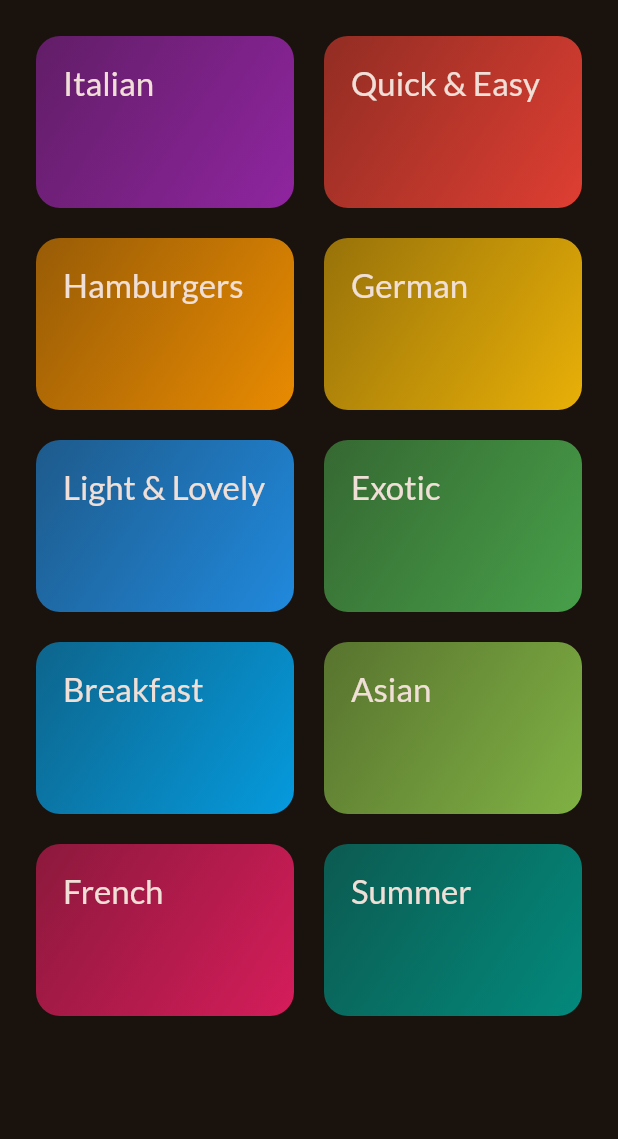
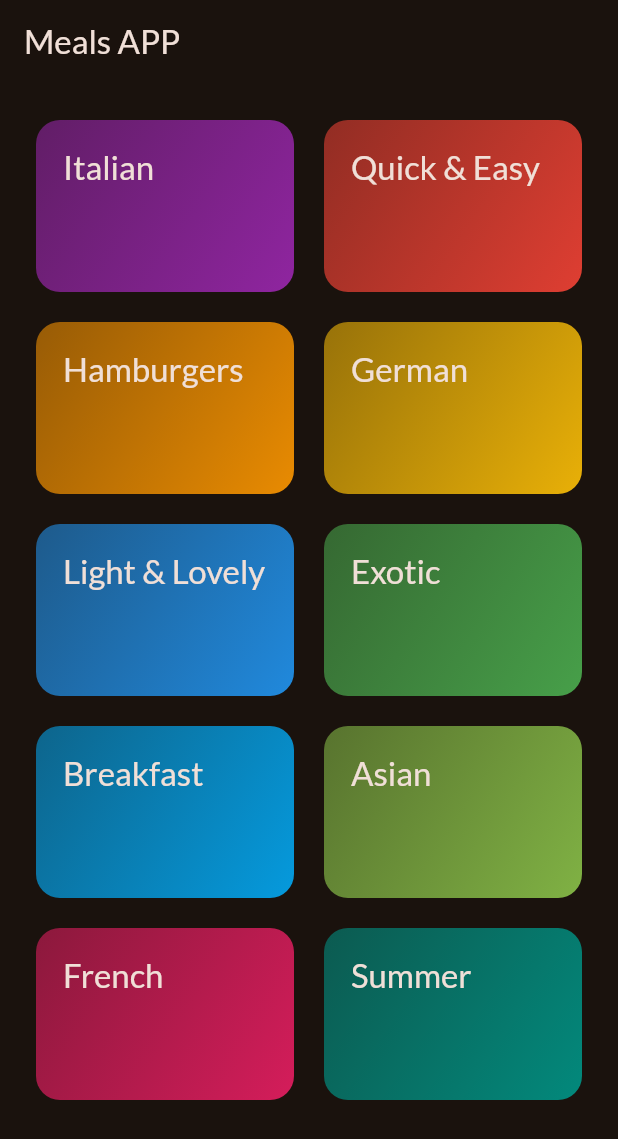
Before and after one commit to yusuffcx/mealsApp-flutter, a Flutter app: the CategoriesScreen screen opened directly, on a phone screen of 412 x 824 dp. Shown: the top 1139 px of the screen. Run offline on Flutter 3.47's test engine with Material 3 defaults, Android fonts, the phone set to English and light mode, and no system bars; our stand-ins replace google_fonts.

```diff
--- a/lib/main.dart
+++ b/lib/main.dart
@@ -1,5 +1,4 @@
 import 'package:flutter/material.dart';
-
 import 'package:google_fonts/google_fonts.dart';
 import 'package:meals/screens/categories.dart';
 
@@ -23,9 +22,8 @@ class App extends StatelessWidget {
   Widget build(BuildContext context) {
     return MaterialApp(
       theme: theme,
-      home: Scaffold(
-        appBar: AppBar(title: const Text('Meals APP')),
-        body: const CategoriesScreen(),
+      home: const Scaffold(
+        body: CategoriesScreen(),
       ),
     );
   }
--- a/lib/screens/categories.dart
+++ b/lib/screens/categories.dart
@@ -1,12 +1,20 @@
 import 'package:flutter/material.dart';
 import 'package:meals/data/dummy_data.dart';
+import 'package:meals/screens/meals.dart';
 import 'package:meals/widgets/category_grid_item.dart';
 
 class CategoriesScreen extends StatelessWidget {
   const CategoriesScreen({super.key});
+
+  void _selectedCategory(BuildContext context) {
+    Navigator.of(context).push(MaterialPageRoute(
+        builder: (ctx) => const MealsScreen(title: 'Sample Title', meals: [])));
+  }
+
   @override
   Widget build(context) {
     return Scaffold(
+      appBar: AppBar(title: const Text('Meals APP')),
       body: GridView(
         padding: const EdgeInsets.all(24),
         gridDelegate: const SliverGridDelegateWithFixedCrossAxisCount(
@@ -16,7 +24,12 @@ class CategoriesScreen extends StatelessWidget {
             childAspectRatio: 3 / 2),
         children: [
           for (final category in availableCategories)
-            CategoryGridItem(category: category),
+            CategoryGridItem(
+              category: category,
+              onSelectCategory: () {
+                _selectedCategory(context);
+              },
+            ),
         ],
       ),
     );
--- a/lib/widgets/category_grid_item.dart
+++ b/lib/widgets/category_grid_item.dart
@@ -2,14 +2,16 @@ import 'package:flutter/material.dart';
 import 'package:meals/models/category.dart';
 
 class CategoryGridItem extends StatelessWidget {
-  const CategoryGridItem({required this.category, super.key});
+  const CategoryGridItem(
+      {required this.onSelectCategory, required this.category, super.key});
 
+  final void Function() onSelectCategory;
   final Category category;
   @override
   Widget build(context) {
     return InkWell(
       borderRadius: BorderRadius.circular(16),
-      onTap: () {},
+      onTap: onSelectCategory,
       splashColor: Theme.of(context).colorScheme.onPrimary,
       child: Container(
         padding: const EdgeInsets.all(18),
```
Also changed, not shown: lib/screens/meals.dart (+29 -3 lines).
